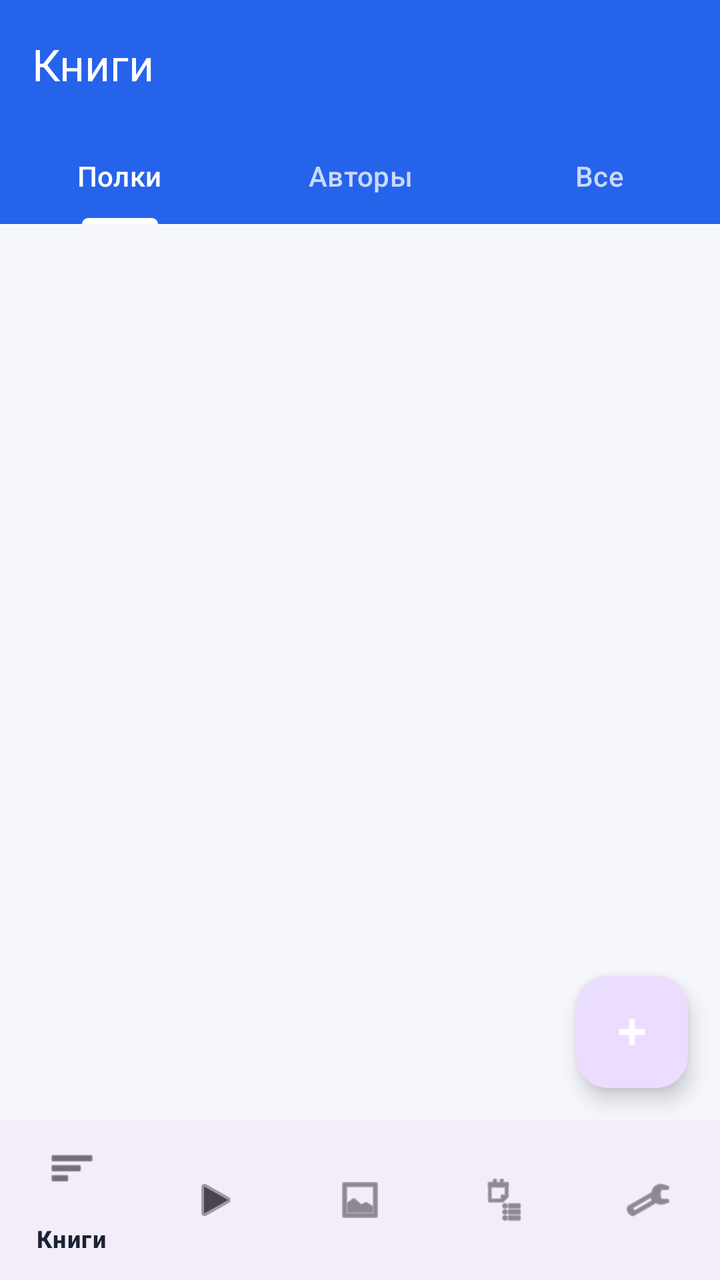
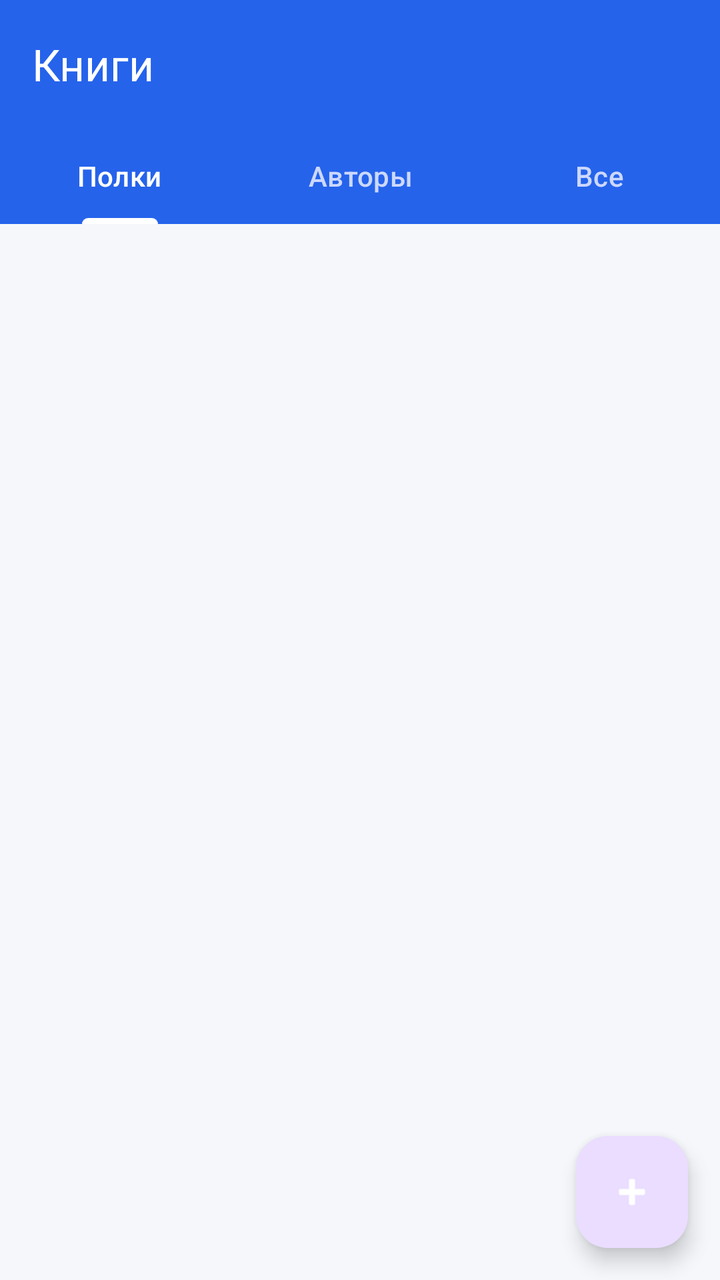

Two renders of the same Android screen: before a commit and after it. Below are the layout's source before the change and the commit's diff.
<!-- AndroidManifest.xml: application theme Theme.WeBook -->
<!-- res/layout/activity_library.xml -->
<?xml version="1.0" encoding="utf-8"?>
<LinearLayout xmlns:android="http://schemas.android.com/apk/res/android"
    xmlns:app="http://schemas.android.com/apk/res-auto"
    android:layout_width="match_parent"
    android:layout_height="match_parent"
    android:orientation="vertical">

    <com.google.android.material.appbar.MaterialToolbar
        android:id="@+id/toolbar"
        android:layout_width="match_parent"
        android:layout_height="?attr/actionBarSize"
        android:background="@color/brand"
        app:title="Книги"
        app:titleTextColor="@color/white" />

    <com.google.android.material.tabs.TabLayout
        android:id="@+id/tabs"
        android:layout_width="match_parent"
        android:layout_height="wrap_content"
        android:background="@color/brand"
        app:tabTextColor="#CCD8FF"
        app:tabSelectedTextColor="@color/white"
        app:tabIndicatorColor="@color/white">

        <com.google.android.material.tabs.TabItem
            android:layout_width="wrap_content"
            android:layout_height="wrap_content"
            android:text="Полки" />

        <com.google.android.material.tabs.TabItem
            android:layout_width="wrap_content"
            android:layout_height="wrap_content"
            android:text="Авторы" />

        <com.google.android.material.tabs.TabItem
            android:layout_width="wrap_content"
            android:layout_height="wrap_content"
            android:text="Все" />
    </com.google.android.material.tabs.TabLayout>

    <FrameLayout
        android:layout_width="match_parent"
        android:layout_height="0dp"
        android:layout_weight="1">

        <androidx.recyclerview.widget.RecyclerView
            android:id="@+id/list"
            android:layout_width="match_parent"
            android:layout_height="match_parent"
            android:clipToPadding="false"
            android:paddingBottom="80dp" />

        <ProgressBar
            android:id="@+id/progress"
            android:layout_width="wrap_content"
            android:layout_height="wrap_content"
            android:layout_gravity="center"
            android:visibility="gone" />

        <TextView
            android:id="@+id/empty"
            android:layout_width="wrap_content"
            android:layout_height="wrap_content"
            android:layout_gravity="center"
            android:padding="24dp"
            android:textColor="#888888"
            android:visibility="gone" />

        <com.google.android.material.floatingactionbutton.FloatingActionButton
            android:id="@+id/fab"
            android:layout_width="wrap_content"
            android:layout_height="wrap_content"
            android:layout_gravity="bottom|end"
            android:layout_margin="16dp"
            android:contentDescription="Загрузить книгу"
            android:src="@android:drawable/ic_input_add"
            app:tint="@color/white" />
    </FrameLayout>

    <com.google.android.material.bottomnavigation.BottomNavigationView
        android:id="@+id/bottomNav"
        android:layout_width="match_parent"
        android:layout_height="wrap_content"
        app:menu="@menu/bottom_nav" />
</LinearLayout>
<!-- resources referenced by this layout -->
<resources>
  <color name="brand">#2563EB</color>
  <color name="white">#FFFFFFFF</color>
  <style name="Theme.WeBook" parent="Theme.Material3.DayNight.NoActionBar">
          <item name="colorPrimary">@color/brand</item>
          <item name="colorPrimaryDark">@color/brand_dark</item>
          <item name="colorPrimaryVariant">@color/brand_dark</item>
          <item name="colorOnPrimary">@color/white</item>
          <item name="colorSecondary">@color/accent</item>
          <item name="colorOnSecondary">@color/white</item>
          <item name="android:colorBackground">@color/bg_light</item>
          <item name="colorSurface">@color/surface_light</item>
          <item name="colorOnSurface">@color/on_surface_light</item>
          <item name="android:statusBarColor">@color/brand_dark</item>
          <item name="materialCardViewStyle">@style/WeBook.Card</item>
      </style>
  <color name="brand_dark">#1D4ED8</color>
  <color name="accent">#0EA5E9</color>
  <color name="bg_light">#F5F7FB</color>
  <color name="surface_light">#FFFFFF</color>
  <color name="on_surface_light">#1A2233</color>
  <style name="WeBook.Card" parent="Widget.Material3.CardView.Elevated">
          <item name="cardCornerRadius">16dp</item>
          <item name="cardElevation">1dp</item>
      </style>
</resources>

<!-- the commit's change to res/layout/activity_library.xml (unified diff, before → after) -->
@@ -1,85 +1,130 @@
+<?xml version="1.0" encoding="utf-8"?>
+<androidx.drawerlayout.widget.DrawerLayout
+    xmlns:android="http://schemas.android.com/apk/res/android"
+    xmlns:app="http://schemas.android.com/apk/res-auto"
+    android:id="@+id/drawer"
+    android:layout_width="match_parent"
+    android:layout_height="match_parent"
+    android:fitsSystemWindows="true">
+
+    
+    <LinearLayout
+        android:layout_width="match_parent"
+        android:layout_height="match_parent"
+        android:orientation="vertical">
+
+        <com.google.android.material.appbar.MaterialToolbar
+            android:id="@+id/toolbar"
+            android:layout_width="match_parent"
+            android:layout_height="?attr/actionBarSize"
+            android:background="@color/brand"
+            app:title="Книги"
+            app:titleTextColor="@color/white" />
+
+        <com.google.android.material.tabs.TabLayout
+            android:id="@+id/tabs"
+            android:layout_width="match_parent"
+            android:layout_height="wrap_content"
+            android:background="@color/brand"
+            app:tabTextColor="#CCD8FF"
+            app:tabSelectedTextColor="@color/white"
+            app:tabIndicatorColor="@color/white">
+
+            <com.google.android.material.tabs.TabItem
+                android:layout_width="wrap_content"
+                android:layout_height="wrap_content"
+                android:text="Полки" />
+
+            <com.google.android.material.tabs.TabItem
+                android:layout_width="wrap_content"
+                android:layout_height="wrap_content"
+                android:text="Авторы" />
+
+            <com.google.android.material.tabs.TabItem
+                android:layout_width="wrap_content"
+                android:layout_height="wrap_content"
+                android:text="Все" />
+        </com.google.android.material.tabs.TabLayout>
+
+        <FrameLayout
+            android:layout_width="match_parent"
+            android:layout_height="0dp"
+            android:layout_weight="1">
+
+            <androidx.recyclerview.widget.RecyclerView
+                android:id="@+id/list"
+                android:layout_width="match_parent"
+                android:layout_height="match_parent"
+                android:clipToPadding="false"
+                android:paddingBottom="80dp" />
+
+            <ProgressBar
+                android:id="@+id/progress"
+                android:layout_width="wrap_content"
+                android:layout_height="wrap_content"
+                android:layout_gravity="center"
+                android:visibility="gone" />
+
+            <TextView
+                android:id="@+id/empty"
+                android:layout_width="wrap_content"
+                android:layout_height="wrap_content"
+                android:layout_gravity="center"
+                android:padding="24dp"
+                android:textColor="#888888"
+                android:visibility="gone" />
+
+            <com.google.android.material.floatingactionbutton.FloatingActionButton
+                android:id="@+id/fab"
+                android:layout_width="wrap_content"
+                android:layout_height="wrap_content"
+                android:layout_gravity="bottom|end"
+                android:layout_margin="16dp"
+                android:contentDescription="Загрузить книгу"
+                android:src="@android:drawable/ic_input_add"
+                app:tint="@color/white" />
+        </FrameLayout>
+    </LinearLayout>
+
+    
+    <com.google.android.material.navigation.NavigationView
+        android:id="@+id/navView"
+        android:layout_width="wrap_content"
+        android:layout_height="match_parent"
+        android:layout_gravity="start"
+        android:fitsSystemWindows="true"
+        app:headerLayout="@layout/nav_header"
+        app:menu="@menu/drawer_menu" />
+</androidx.drawerlayout.widget.DrawerLayout>
+<!-- res/layout/nav_header.xml (included above) -->
 <?xml version="1.0" encoding="utf-8"?>
 <LinearLayout xmlns:android="http://schemas.android.com/apk/res/android"
-    xmlns:app="http://schemas.android.com/apk/res-auto"
     android:layout_width="match_parent"
-    android:layout_height="match_parent"
-    android:orientation="vertical">
+    android:layout_height="160dp"
+    android:orientation="vertical"
+    android:gravity="bottom"
+    android:background="@color/brand"
+    android:padding="16dp">
 
-    <com.google.android.material.appbar.MaterialToolbar
-        android:id="@+id/toolbar"
-        android:layout_width="match_parent"
-        android:layout_height="?attr/actionBarSize"
-        android:background="@color/brand"
-        app:title="Книги"
-        app:titleTextColor="@color/white" />
+    <ImageView
+        android:layout_width="56dp"
+        android:layout_height="56dp"
+        android:src="@drawable/ic_launcher"
+        android:contentDescription="@null" />
 
-    <com.google.android.material.tabs.TabLayout
-        android:id="@+id/tabs"
-        android:layout_width="match_parent"
+    <TextView
+        android:layout_width="wrap_content"
         android:layout_height="wrap_content"
-        android:background="@color/brand"
-        app:tabTextColor="#CCD8FF"
-        app:tabSelectedTextColor="@color/white"
-        app:tabIndicatorColor="@color/white">
+        android:layout_marginTop="8dp"
+        android:text="WeBook"
+        android:textColor="@color/white"
+        android:textSize="20sp"
+        android:textStyle="bold" />
 
-        <com.google.android.material.tabs.TabItem
-            android:layout_width="wrap_content"
-            android:layout_height="wrap_content"
-            android:text="Полки" />
-
-        <com.google.android.material.tabs.TabItem
-            android:layout_width="wrap_content"
-            android:layout_height="wrap_content"
-            android:text="Авторы" />
-
-        <com.google.android.material.tabs.TabItem
-            android:layout_width="wrap_content"
-            android:layout_height="wrap_content"
-            android:text="Все" />
-    </com.google.android.material.tabs.TabLayout>
-
-    <FrameLayout
-        android:layout_width="match_parent"
-        android:layout_height="0dp"
-        android:layout_weight="1">
-
-        <androidx.recyclerview.widget.RecyclerView
-            android:id="@+id/list"
-            android:layout_width="match_parent"
-            android:layout_height="match_parent"
-            android:clipToPadding="false"
-            android:paddingBottom="80dp" />
-
-        <ProgressBar
-            android:id="@+id/progress"
-            android:layout_width="wrap_content"
-            android:layout_height="wrap_content"
-            android:layout_gravity="center"
-            android:visibility="gone" />
-
-        <TextView
-            android:id="@+id/empty"
-            android:layout_width="wrap_content"
-            android:layout_height="wrap_content"
-            android:layout_gravity="center"
-            android:padding="24dp"
-            android:textColor="#888888"
-            android:visibility="gone" />
-
-        <com.google.android.material.floatingactionbutton.FloatingActionButton
-            android:id="@+id/fab"
-            android:layout_width="wrap_content"
-            android:layout_height="wrap_content"
-            android:layout_gravity="bottom|end"
-            android:layout_margin="16dp"
-            android:contentDescription="Загрузить книгу"
-            android:src="@android:drawable/ic_input_add"
-            app:tint="@color/white" />
-    </FrameLayout>
-
-    <com.google.android.material.bottomnavigation.BottomNavigationView
-        android:id="@+id/bottomNav"
-        android:layout_width="match_parent"
+    <TextView
+        android:layout_width="wrap_content"
         android:layout_height="wrap_content"
-        app:menu="@menu/bottom_nav" />
+        android:text="Библиотека и озвучка"
+        android:textColor="#DBEAFE"
+        android:textSize="12sp" />
 </LinearLayout>
<!-- resource entries referenced after the edit -->
@@ -2,6 +2,22 @@
 <resources>
   <color name="brand">#2563EB</color>
   <color name="white">#FFFFFFFF</color>
+  <!-- drawable ic_launcher (drawable) -->
+  <vector xmlns:android="http://schemas.android.com/apk/res/android"
+      android:width="108dp"
+      android:height="108dp"
+      android:viewportWidth="108"
+      android:viewportHeight="108">
+      <path
+          android:fillColor="#2563EB"
+          android:pathData="M0,0h108v108h-108z" />
+      <path
+          android:fillColor="#FFFFFF"
+          android:pathData="M30,30h30c4,0 6,2 6,6v42c0,-3 -3,-5 -6,-5h-30z" />
+      <path
+          android:fillColor="#DBEAFE"
+          android:pathData="M78,30h-30c-4,0 -6,2 -6,6v42c0,-3 3,-5 6,-5h30z" />
+  </vector>
   <style name="Theme.WeBook" parent="Theme.Material3.DayNight.NoActionBar">
           <item name="colorPrimary">@color/brand</item>
           <item name="colorPrimaryDark">@color/brand_dark</item>
